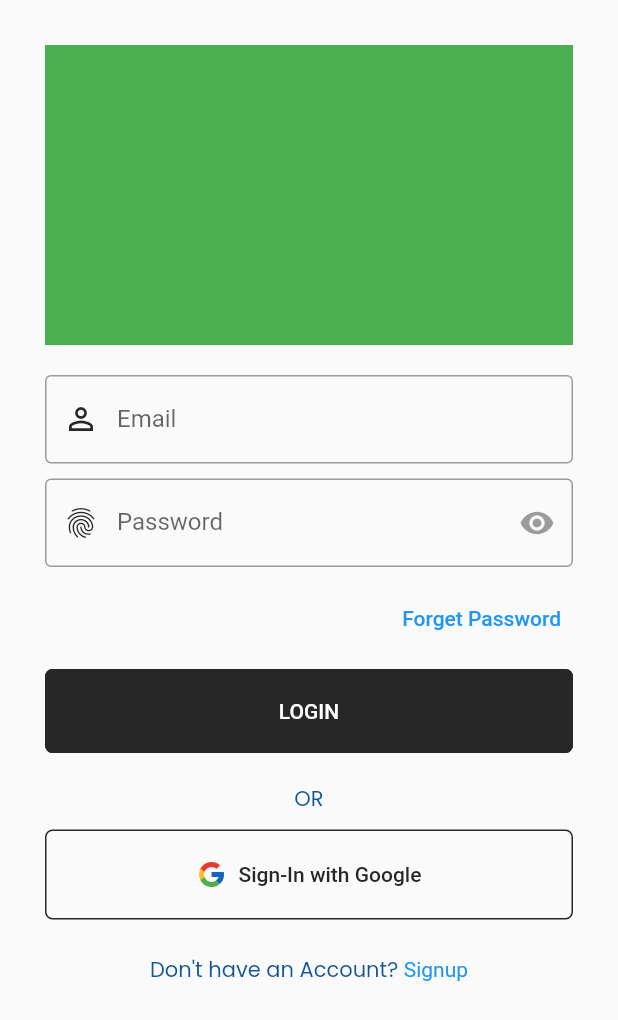
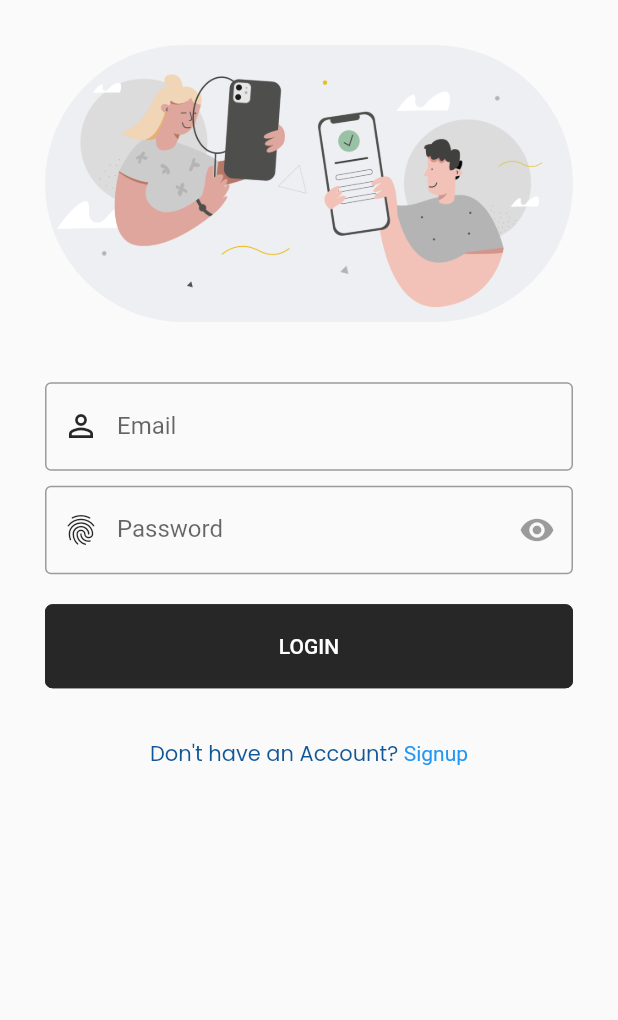
Before and after one commit to NishivSingh/chat-app, a Flutter app: the screen it shows after launch, on a phone screen of 412 x 824 dp. Shown: the top 1020 px of the screen. Run offline on Flutter 3.47's test engine with Material 2 defaults, Android fonts, the phone set to English and light mode, and no system bars; our stand-ins replace cloud_firestore, firebase_auth, firebase_core, flutter_otp_text_field, google_fonts, grouped_list; accounts and stored records are empty.

```diff
--- a/lib/src/reusable_widgets/reusable_form_footer.dart
+++ b/lib/src/reusable_widgets/reusable_form_footer.dart
@@ -6,39 +6,46 @@ class FormFooterWidget extends StatelessWidget {
   final String text1;
   final String text2;
   final Widget page;
-  const FormFooterWidget ({super.key, required this.text1, required this.text2, required this.page});
+  const FormFooterWidget(
+      {super.key,
+      required this.text1,
+      required this.text2,
+      required this.page});
 
   @override
   Widget build(BuildContext context) {
     return Column(
       crossAxisAlignment: CrossAxisAlignment.center,
       children: [
-      const Text("OR"),
-      const SizedBox(
-        height: 10,
-      ),
-      SizedBox(
-        width: double.infinity,
-        child: OutlinedButton.icon(
-            onPressed: () {},
-            icon: const Image(
-              image: AssetImage(tGoogleLogoImage),
-              width: 20,
-            ),
-            label: const Text(signInWithGoogle)),
-      ),
-      const SizedBox(
-        height: 10,
-      ),
+        // const Text("OR"),
+        // const SizedBox(
+        //   height: 10,
+        // ),
+        // SizedBox(
+        //   width: double.infinity,
+        //   child: OutlinedButton.icon(
+        //       onPressed: () {},
+        //       icon: const Image(
+        //         image: AssetImage(googleLogoImage),
+        //         width: 20,
+        //       ),
+        //       label: const Text(signInWithGoogle)),
+        // ),
+        // const SizedBox(
+        //   height: 10,
+        // ),
         TextButton(
             onPressed: () {
-            Navigator.push(context, MaterialPageRoute(builder: (context) => page));
+              Navigator.push(
+                  context, MaterialPageRoute(builder: (context) => page));
             },
-          child:Text.rich(
-            TextSpan(text: text1,
+            child: Text.rich(
+              TextSpan(
+                  text: text1,
                   style: Theme.of(context).textTheme.bodyLarge,
-            children:[
-              TextSpan(text: text2, style: const TextStyle(color: Colors.blue))
+                  children: [
+                    TextSpan(
+                        text: text2, style: const TextStyle(color: Colors.blue))
                   ]),
             ))
       ],
--- a/lib/src/screens/auth/sign_in/signin_screen.dart
+++ b/lib/src/screens/auth/sign_in/signin_screen.dart
@@ -1,6 +1,7 @@
 import 'package:chat_app/src/reusable_widgets/reusable_form_footer.dart';
 import 'package:chat_app/src/screens/auth/sign_in/signin_screen_widgets.dart';
 import 'package:chat_app/src/screens/auth/sign_up/signup_screen.dart';
+import 'package:chat_app/src/utils/constants/images.dart';
 import 'package:chat_app/src/utils/constants/size.dart';
 import 'package:chat_app/src/utils/constants/text.dart';
 import 'package:flutter/material.dart';
@@ -10,15 +11,25 @@ class SignIn extends StatelessWidget {
 
   @override
   Widget build(BuildContext context) {
+    final size = MediaQuery.of(context).size;
     return Scaffold(
       body: SingleChildScrollView(
         child: Container(
           padding: const EdgeInsets.all(defaultSize),
           child: Column(
+            mainAxisAlignment: MainAxisAlignment.center,
+            crossAxisAlignment: CrossAxisAlignment.center,
             children: [
-              Container(
-                height: 200,
-                color: Colors.green,
+              ClipRRect(
+                borderRadius:
+                    BorderRadius.all(Radius.circular(size.height * 0.3)),
+                child: const Image(
+                  image: AssetImage(logInImage),
+                  // height: size.height * 0.3,
+                ),
+              ),
+              SizedBox(
+                height: 20,
               ),
               LoginForm(),
               const FormFooterWidget(
--- a/lib/src/screens/auth/sign_in/signin_screen_widgets.dart
+++ b/lib/src/screens/auth/sign_in/signin_screen_widgets.dart
@@ -105,16 +105,16 @@ class LoginForm extends StatelessWidget {
               ),
               validator: _validatePassword,
             ),
-            const SizedBox(height: 10),
-            Align(
-                alignment: Alignment.centerRight,
-                child: TextButton(
-                    onPressed: () {
-                      ForgetPassword.forgetPasswordModal(context);
-                    },
-                    child: const Text(forgetPassword))),
+            // const SizedBox(height: 10),
+            // Align(
+            //     alignment: Alignment.centerRight,
+            //     child: TextButton(
+            //         onPressed: () {
+            //           ForgetPassword.forgetPasswordModal(context);
+            //         },
+            //         child: const Text(forgetPassword))),
             const SizedBox(
-              height: 10,
+              height: 20,
             ),
             SizedBox(
               width: double.infinity,
--- a/lib/src/screens/auth/sign_up/signup_screen_widgets.dart
+++ b/lib/src/screens/auth/sign_up/signup_screen_widgets.dart
@@ -220,7 +220,7 @@ class _SignUpFormState extends State<SignUpForm> {
               validator: _validatePassword,
               autofillHints: const [AutofillHints.newPassword],
             ),
-            const SizedBox(height: 10),
+            const SizedBox(height: 20),
             SizedBox(
               width: double.infinity,
               child: ElevatedButton(
--- a/lib/src/utils/constants/images.dart
+++ b/lib/src/utils/constants/images.dart
@@ -1,25 +1,4 @@
 /* -- App Image Strings -- */
-
-
-// -- Splash Screen Images
-const String tSplashTopIcon = "assets/images/splash_images/splash-top-icon.png";
-const String tSplashImage = "assets/images/splash_images/splash-screen-image.png";
-
-
-// -- OnBoarding Screen Images
-const String tOnBoardingImage1 = "assets/images/on_boarding_images/on-boarding-image-1.png";
-const String tOnBoardingImage2 = "assets/images/on_boarding_images/on-boarding-image-2.png";
-const String tOnBoardingImage3 = "assets/images/on_boarding_images/on-boarding-image-3.png";
-
-
-// -- Welcome Screen Images
-// -- also used in Login & SignUp
-const String tWelcomeScreenImage = "assets/images/welcome_images/welcome-screen-image.png";
-
-
-// -- Login & SignUp Images
-const String tGoogleLogoImage = "assets/logos/google-logo.png";
-
-
-// -- Forget Password Images
-const String tForgetPasswordImage = "assets/images/forget_password/forget-password.png";
+const String logInImage = "assets/images/signinImage.png";
+const String signUpImage = "assets/images/signupImage.png";
+const String googleLogoImage = "assets/logos/google-logo.png";
```
Also changed, not shown: lib/src/screens/auth/sign_up/signup_screen.dart (+11 -4 lines), lib/src/screens/profile/chat/chat_screen.dart (+5 -5 lines), lib/src/screens/profile/connect/connect_screen.dart (+61 -14 lines), pubspec.yaml (+4 -6 lines), assets/images/signinImage.png (added), assets/images/signupImage.png (added). Lines whose indentation alone changed are shown as unchanged.
